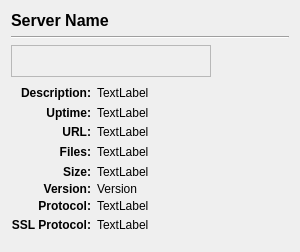
Before: the Qt Designer form qw_client/QwcServerInfoWidget.ui in pcjpnet/qwired-suite, drawn with Qt 5.
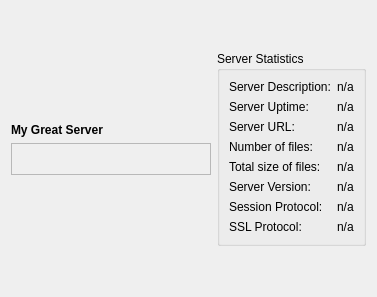
After: the same form once the commit is applied. Icons and pictures are not drawn.

Commit message: Cleaned up the server information dialog to look better on most platforms.

Patch:
```diff
--- a/qw_client/QwcServerInfoWidget.ui
+++ b/qw_client/QwcServerInfoWidget.ui
@@ -2,44 +2,37 @@
 <ui version="4.0">
  <class>QwcServerInfoWidget</class>
  <widget class="QWidget" name="QwcServerInfoWidget">
-  <property name="geometry">
-   <rect>
-    <x>0</x>
-    <y>14</y>
-    <width>300</width>
-    <height>252</height>
-   </rect>
-  </property>
-  <property name="sizePolicy">
-   <sizepolicy hsizetype="Preferred" vsizetype="Maximum">
-    <horstretch>0</horstretch>
-    <verstretch>0</verstretch>
-   </sizepolicy>
-  </property>
   <property name="windowTitle">
    <string>Server Information</string>
   </property>
-  <layout class="QHBoxLayout">
+  <layout class="QHBoxLayout" name="horizontalLayout">
    <item>
-    <layout class="QVBoxLayout">
+    <layout class="QVBoxLayout" name="verticalLayout_3">
+     <item>
+      <spacer name="verticalSpacer">
+       <property name="orientation">
+        <enum>Qt::Vertical</enum>
+       </property>
+       <property name="sizeHint" stdset="0">
+        <size>
+         <width>20</width>
+         <height>40</height>
+        </size>
+       </property>
+      </spacer>
+     </item>
+     <item>
+      <layout class="QVBoxLayout" name="verticalLayout">
      <item>
       <widget class="QLabel" name="fServerName">
        <property name="font">
         <font>
-         <pointsize>12</pointsize>
          <weight>75</weight>
          <bold>true</bold>
         </font>
        </property>
        <property name="text">
-        <string>Server Name</string>
-       </property>
-      </widget>
-     </item>
-     <item>
-      <widget class="Line" name="line">
-       <property name="orientation">
-        <enum>Qt::Horizontal</enum>
+          <string>My Great Server</string>
        </property>
       </widget>
      </item>
@@ -77,14 +70,44 @@
        </property>
       </widget>
      </item>
+      </layout>
+     </item>
      <item>
-      <layout class="QGridLayout">
-       <property name="bottomMargin">
-        <number>6</number>
+      <spacer name="verticalSpacer_2">
+       <property name="orientation">
+        <enum>Qt::Vertical</enum>
        </property>
-       <property name="verticalSpacing">
-        <number>0</number>
+       <property name="sizeHint" stdset="0">
+        <size>
+         <width>20</width>
+         <height>40</height>
+        </size>
        </property>
+      </spacer>
+     </item>
+    </layout>
+   </item>
+   <item>
+    <layout class="QVBoxLayout" name="verticalLayout_2">
+     <item>
+      <spacer name="verticalSpacer_3">
+       <property name="orientation">
+        <enum>Qt::Vertical</enum>
+       </property>
+       <property name="sizeHint" stdset="0">
+        <size>
+         <width>20</width>
+         <height>40</height>
+        </size>
+       </property>
+      </spacer>
+     </item>
+     <item>
+      <widget class="QGroupBox" name="groupBox">
+       <property name="title">
+        <string>Server Statistics</string>
+       </property>
+       <layout class="QFormLayout" name="formLayout">
        <item row="0" column="0">
         <widget class="QLabel" name="label">
          <property name="sizePolicy">
@@ -93,17 +116,8 @@
            <verstretch>0</verstretch>
           </sizepolicy>
          </property>
-         <property name="font">
-          <font>
-           <weight>75</weight>
-           <bold>true</bold>
-          </font>
-         </property>
          <property name="text">
-          <string>Description:</string>
-         </property>
-         <property name="alignment">
-          <set>Qt::AlignRight|Qt::AlignTrailing|Qt::AlignVCenter</set>
+           <string>Server Description:</string>
          </property>
         </widget>
        </item>
@@ -116,7 +130,7 @@
           </sizepolicy>
          </property>
          <property name="text">
-          <string>TextLabel</string>
+           <string notr="true">n/a</string>
          </property>
          <property name="wordWrap">
           <bool>true</bool>
@@ -131,17 +145,8 @@
            <verstretch>0</verstretch>
           </sizepolicy>
          </property>
-         <property name="font">
-          <font>
-           <weight>75</weight>
-           <bold>true</bold>
-          </font>
-         </property>
          <property name="text">
-          <string>Uptime:</string>
-         </property>
-         <property name="alignment">
-          <set>Qt::AlignRight|Qt::AlignTrailing|Qt::AlignVCenter</set>
+           <string>Server Uptime:</string>
          </property>
         </widget>
        </item>
@@ -154,7 +159,7 @@
           </sizepolicy>
          </property>
          <property name="text">
-          <string>TextLabel</string>
+           <string notr="true">n/a</string>
          </property>
          <property name="wordWrap">
           <bool>true</bool>
@@ -169,17 +174,8 @@
            <verstretch>0</verstretch>
           </sizepolicy>
          </property>
-         <property name="font">
-          <font>
-           <weight>75</weight>
-           <bold>true</bold>
-          </font>
-         </property>
          <property name="text">
-          <string>URL:</string>
-         </property>
-         <property name="alignment">
-          <set>Qt::AlignRight|Qt::AlignTrailing|Qt::AlignVCenter</set>
+           <string>Server URL:</string>
          </property>
         </widget>
        </item>
@@ -192,7 +188,7 @@
           </sizepolicy>
          </property>
          <property name="text">
-          <string>TextLabel</string>
+           <string notr="true">n/a</string>
          </property>
          <property name="wordWrap">
           <bool>true</bool>
@@ -207,17 +203,8 @@
            <verstretch>0</verstretch>
           </sizepolicy>
          </property>
-         <property name="font">
-          <font>
-           <weight>75</weight>
-           <bold>true</bold>
-          </font>
-         </property>
          <property name="text">
-          <string>Files:</string>
-         </property>
-         <property name="alignment">
-          <set>Qt::AlignRight|Qt::AlignTrailing|Qt::AlignVCenter</set>
+           <string>Number of files:</string>
          </property>
         </widget>
        </item>
@@ -230,7 +217,7 @@
           </sizepolicy>
          </property>
          <property name="text">
-          <string>TextLabel</string>
+           <string notr="true">n/a</string>
          </property>
          <property name="wordWrap">
           <bool>true</bool>
@@ -245,17 +232,8 @@
            <verstretch>0</verstretch>
           </sizepolicy>
          </property>
-         <property name="font">
-          <font>
-           <weight>75</weight>
-           <bold>true</bold>
-          </font>
-         </property>
          <property name="text">
-          <string>Size:</string>
-         </property>
-         <property name="alignment">
-          <set>Qt::AlignRight|Qt::AlignTrailing|Qt::AlignVCenter</set>
+           <string>Total size of files:</string>
          </property>
         </widget>
        </item>
@@ -268,7 +246,7 @@
           </sizepolicy>
          </property>
          <property name="text">
-          <string>TextLabel</string>
+           <string notr="true">n/a</string>
          </property>
          <property name="wordWrap">
           <bool>true</bool>
@@ -283,17 +261,8 @@
            <verstretch>0</verstretch>
           </sizepolicy>
          </property>
-         <property name="font">
-          <font>
-           <weight>75</weight>
-           <bold>true</bold>
-          </font>
-         </property>
          <property name="text">
-          <string>Version:</string>
-         </property>
-         <property name="alignment">
-          <set>Qt::AlignRight|Qt::AlignTrailing|Qt::AlignVCenter</set>
+           <string>Server Version:</string>
          </property>
         </widget>
        </item>
@@ -306,7 +275,7 @@
           </sizepolicy>
          </property>
          <property name="text">
-          <string>Version</string>
+           <string notr="true">n/a</string>
          </property>
          <property name="wordWrap">
           <bool>true</bool>
@@ -321,17 +290,8 @@
            <verstretch>0</verstretch>
           </sizepolicy>
          </property>
-         <property name="font">
-          <font>
-           <weight>75</weight>
-           <bold>true</bold>
-          </font>
-         </property>
          <property name="text">
-          <string>Protocol:</string>
-         </property>
-         <property name="alignment">
-          <set>Qt::AlignRight|Qt::AlignTrailing|Qt::AlignVCenter</set>
+           <string>Session Protocol:</string>
          </property>
         </widget>
        </item>
@@ -344,7 +304,7 @@
           </sizepolicy>
          </property>
          <property name="text">
-          <string>TextLabel</string>
+           <string notr="true">n/a</string>
          </property>
          <property name="wordWrap">
           <bool>true</bool>
@@ -359,18 +319,9 @@
            <verstretch>0</verstretch>
           </sizepolicy>
          </property>
-         <property name="font">
-          <font>
-           <weight>75</weight>
-           <bold>true</bold>
-          </font>
-         </property>
          <property name="text">
           <string>SSL Protocol:</string>
          </property>
-         <property name="alignment">
-          <set>Qt::AlignRight|Qt::AlignTrailing|Qt::AlignVCenter</set>
-         </property>
         </widget>
        </item>
        <item row="7" column="1">
@@ -382,7 +333,7 @@
           </sizepolicy>
          </property>
          <property name="text">
-          <string>TextLabel</string>
+           <string notr="true">n/a</string>
          </property>
          <property name="wordWrap">
           <bool>true</bool>
@@ -390,7 +341,21 @@
         </widget>
        </item>
       </layout>
+      </widget>
      </item>
+     <item>
+      <spacer name="verticalSpacer_4">
+       <property name="orientation">
+        <enum>Qt::Vertical</enum>
+       </property>
+       <property name="sizeHint" stdset="0">
+        <size>
+         <width>20</width>
+         <height>40</height>
+        </size>
+       </property>
+      </spacer>
+     </item>
     </layout>
    </item>
   </layout>
```
Left out of the diff: 9 changed lines with no effect on the pictures. Lines whose indentation alone changed are shown as unchanged. The commit also changes 2 other files.
